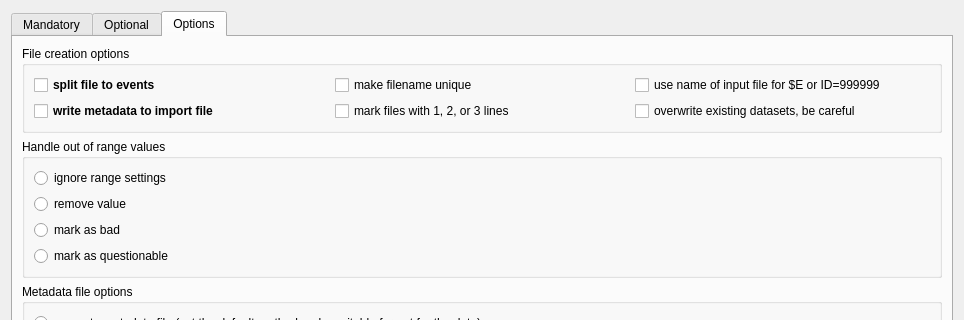
This is trunk/Forms/Split2EventsDialog/split2eventsdialog.ui in pangaea-data-publisher/Split2Events as Qt 5 draws it before an edit; both pictures show x 0 to 964 and y 0 to 320 of the 964 by 785 pixel window. The edited form follows.
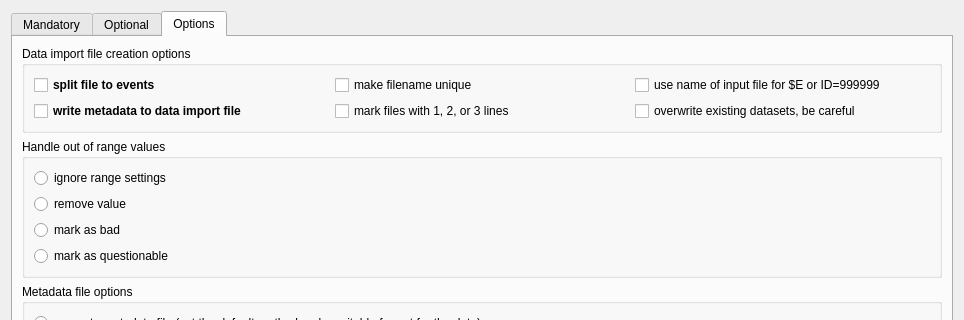
This is the edited form. The open tabs and pages were chosen to show the change.

Commit message: Split2Events Dialog

The edit to the form file:
```diff
--- a/trunk/Forms/Split2EventsDialog/split2eventsdialog.ui
+++ b/trunk/Forms/Split2EventsDialog/split2eventsdialog.ui
@@ -461,7 +461,7 @@
        <item row="0" column="0" colspan="2">
         <widget class="QGroupBox" name="groupBox_15">
          <property name="title">
-          <string>File creation options</string>
+          <string>Data import file creation options</string>
          </property>
          <layout class="QGridLayout" name="gridLayout_1">
           <item row="0" column="0">
@@ -500,7 +500,7 @@
              </font>
             </property>
             <property name="text">
-             <string>write metadata to import file</string>
+             <string>write metadata to data import file</string>
             </property>
            </widget>
           </item>
```
